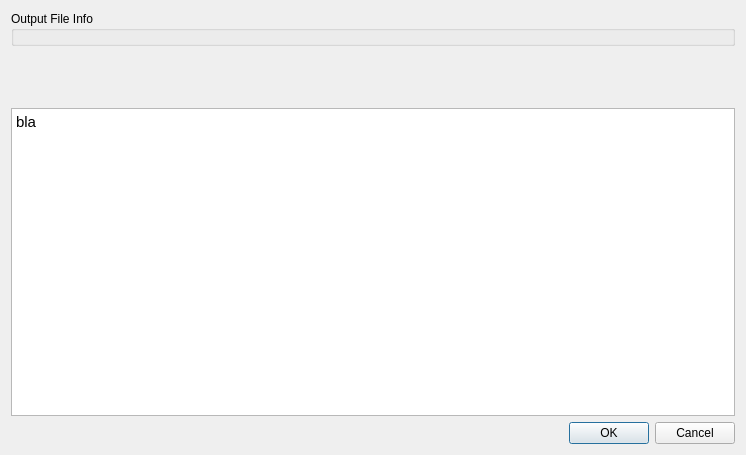
First picture: the form in ilastik/workflows/tracking/conservation/pluginExportOptionsDlg.ui, repository ilastik/ilastik, before the edit.
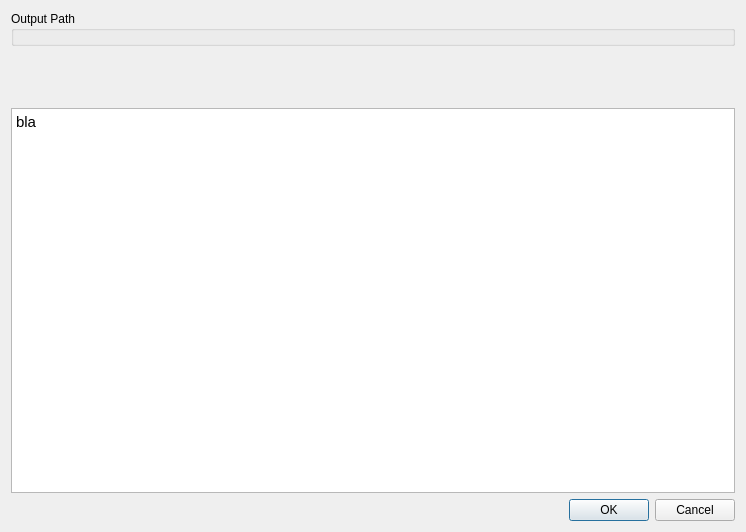
Second picture: the form after the edit. Custom widgets are drawn as their Qt base class.

Commit message: Adapt name of output path box

```diff
--- a/ilastik/workflows/tracking/conservation/pluginExportOptionsDlg.ui
+++ b/ilastik/workflows/tracking/conservation/pluginExportOptionsDlg.ui
@@ -7,7 +7,7 @@
     <x>0</x>
     <y>0</y>
     <width>746</width>
-    <height>455</height>
+    <height>532</height>
    </rect>
   </property>
   <property name="sizePolicy">
@@ -23,7 +23,7 @@
    <item>
     <widget class="QGroupBox" name="groupBox_5">
      <property name="title">
-      <string>Output File Info</string>
+      <string>Output Path</string>
      </property>
      <layout class="QVBoxLayout" name="verticalLayout_3">
       <property name="margin">
```
